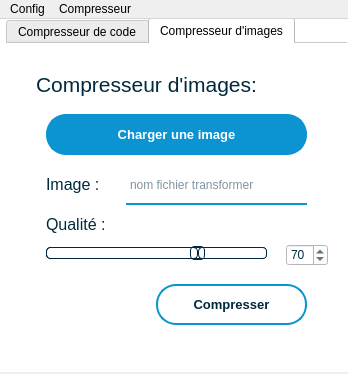
Above: Minifier/mainwindow.ui from Minifier/Minifier before the change. Below: the same form after it.
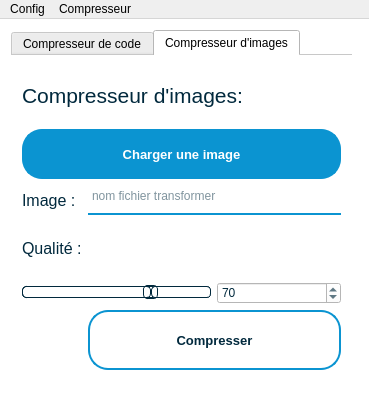
That is the form after the change. The open tabs and pages were chosen to show the change. Icons and pictures are not drawn.

```diff
--- a/Minifier/mainwindow.ui
+++ b/Minifier/mainwindow.ui
@@ -6,20 +6,20 @@
    <rect>
     <x>0</x>
     <y>0</y>
-    <width>348</width>
-    <height>374</height>
+    <width>369</width>
+    <height>403</height>
    </rect>
   </property>
   <property name="minimumSize">
    <size>
-    <width>348</width>
-    <height>374</height>
+    <width>369</width>
+    <height>403</height>
    </size>
   </property>
   <property name="maximumSize">
    <size>
-    <width>348</width>
-    <height>374</height>
+    <width>16777215</width>
+    <height>16777215</height>
    </size>
   </property>
   <property name="windowTitle">
@@ -38,8 +38,8 @@
    </property>
    <property name="maximumSize">
     <size>
-     <width>348</width>
-     <height>353</height>
+     <width>16777215</width>
+     <height>16777215</height>
     </size>
    </property>
    <property name="styleSheet">
@@ -47,15 +47,48 @@
 	background-color: #fff;
 }</string>
    </property>
+   <layout class="QGridLayout" name="gridLayout">
+    <item row="1" column="0">
+     <spacer name="verticalSpacer_3">
+      <property name="orientation">
+       <enum>Qt::Vertical</enum>
+      </property>
+      <property name="sizeHint" stdset="0">
+       <size>
+        <width>20</width>
+        <height>40</height>
+       </size>
+      </property>
+     </spacer>
+    </item>
+    <item row="0" column="1">
+     <spacer name="horizontalSpacer_2">
+      <property name="orientation">
+       <enum>Qt::Horizontal</enum>
+      </property>
+      <property name="sizeHint" stdset="0">
+       <size>
+        <width>40</width>
+        <height>20</height>
+       </size>
+      </property>
+     </spacer>
+    </item>
+    <item row="0" column="2">
+     <spacer name="horizontalSpacer">
+      <property name="orientation">
+       <enum>Qt::Horizontal</enum>
+      </property>
+      <property name="sizeHint" stdset="0">
+       <size>
+        <width>40</width>
+        <height>20</height>
+       </size>
+      </property>
+     </spacer>
+    </item>
+    <item row="0" column="0">
    <widget class="QTabWidget" name="tabWidget">
-    <property name="geometry">
-     <rect>
-      <x>6</x>
-      <y>-1</y>
-      <width>341</width>
-      <height>351</height>
-     </rect>
-    </property>
     <property name="minimumSize">
      <size>
       <width>341</width>
@@ -64,8 +97,8 @@
     </property>
     <property name="maximumSize">
      <size>
-      <width>341</width>
-      <height>351</height>
+        <width>16777215</width>
+        <height>16777215</height>
      </size>
     </property>
     <property name="font">
@@ -348,104 +381,11 @@
      <attribute name="title">
       <string>Compresseur d'images</string>
      </attribute>
-     <widget class="QLabel" name="titleImg">
-      <property name="geometry">
-       <rect>
-        <x>30</x>
-        <y>20</y>
-        <width>271</width>
-        <height>41</height>
-       </rect>
-      </property>
-      <property name="font">
-       <font>
-        <family>Meiryo UI</family>
-        <pointsize>16</pointsize>
-        <weight>50</weight>
-        <bold>false</bold>
-       </font>
-      </property>
-      <property name="styleSheet">
-       <string notr="true">QLabel{
-color:#01293d;
-}</string>
-      </property>
-      <property name="text">
-       <string>Compresseur d'images:</string>
-      </property>
-     </widget>
-     <widget class="QPushButton" name="launchImage">
-      <property name="geometry">
-       <rect>
-        <x>150</x>
-        <y>240</y>
-        <width>151</width>
-        <height>41</height>
-       </rect>
-      </property>
-      <property name="font">
-       <font>
-        <pointsize>10</pointsize>
-        <weight>75</weight>
-        <bold>true</bold>
-       </font>
-      </property>
-      <property name="styleSheet">
-       <string notr="true">QPushButton {
-border: 2px solid #0b94d1;
-border-radius:20px;
-color:#01293d;
-}
-QPushButton:hover{
-background-color: #0b94d1;
-color: white;
-}</string>
-      </property>
-      <property name="text">
-       <string>Compresser</string>
-      </property>
-     </widget>
-     <widget class="QPushButton" name="loadImg">
-      <property name="geometry">
-       <rect>
-        <x>40</x>
-        <y>70</y>
-        <width>261</width>
-        <height>41</height>
-       </rect>
-      </property>
-      <property name="font">
-       <font>
-        <pointsize>10</pointsize>
-        <weight>75</weight>
-        <bold>true</bold>
-       </font>
-      </property>
-      <property name="styleSheet">
-       <string notr="true">QPushButton {
-border: 2px solid #0b94d1;
-background-color: #0b94d1;
-border-radius:20px;
-color: white;
-}
-QPushButton:hover{
-background-color: #fff;
-color:#01293d;
-}</string>
-      </property>
-      <property name="text">
-       <string>Charger une image</string>
-      </property>
-     </widget>
+       <layout class="QGridLayout" name="gridLayout_3">
+        <item row="2" column="0">
+         <layout class="QVBoxLayout" name="verticalLayout_6" stretch="0">
+          <item>
      <widget class="QLabel" name="labelPath">
-      <property name="geometry">
-       <rect>
-        <x>40</x>
-        <y>130</y>
-        <width>61</width>
-        <height>21</height>
-       </rect>
-      </property>
       <property name="font">
        <font>
         <family>Meiryo UI</family>
@@ -461,19 +401,50 @@
        <string>Image :</string>
       </property>
      </widget>
-     <widget class="QLabel" name="labelQuality">
-      <property name="geometry">
-       <rect>
-        <x>40</x>
-        <y>170</y>
-        <width>71</width>
-        <height>21</height>
-       </rect>
-      </property>
+          </item>
+         </layout>
+        </item>
+        <item row="2" column="1" colspan="2">
+         <layout class="QVBoxLayout" name="verticalLayout_10" stretch="0">
+          <property name="sizeConstraint">
+           <enum>QLayout::SetMinAndMaxSize</enum>
+          </property>
+          <item>
+           <widget class="QTextEdit" name="fileName">
+            <property name="maximumSize">
+             <size>
+              <width>16777215</width>
+              <height>30</height>
+             </size>
+            </property>
+            <property name="styleSheet">
+             <string notr="true">QTextEdit{
+background-color:#fff;
+border:0 solid #0b94d1;
+border-bottom: 2px solid #0b94d1;
+}</string>
+            </property>
+            <property name="verticalScrollBarPolicy">
+             <enum>Qt::ScrollBarAlwaysOff</enum>
+            </property>
+            <property name="horizontalScrollBarPolicy">
+             <enum>Qt::ScrollBarAlwaysOff</enum>
+            </property>
+            <property name="placeholderText">
+             <string>nom fichier transformer</string>
+            </property>
+           </widget>
+          </item>
+         </layout>
+        </item>
+        <item row="0" column="0" colspan="3">
+         <widget class="QLabel" name="titleImg">
       <property name="font">
        <font>
         <family>Meiryo UI</family>
-        <pointsize>12</pointsize>
+            <pointsize>16</pointsize>
+            <weight>50</weight>
+            <bold>false</bold>
        </font>
       </property>
       <property name="styleSheet">
@@ -482,18 +453,12 @@
 }</string>
       </property>
       <property name="text">
-       <string>Qualité :</string>
-      </property>
-     </widget>
+           <string>Compresseur d'images:</string>
+          </property>
+         </widget>
+        </item>
+        <item row="4" column="0" colspan="2">
      <widget class="QSlider" name="qualitySlider">
-      <property name="geometry">
-       <rect>
-        <x>40</x>
-        <y>200</y>
-        <width>221</width>
-        <height>19</height>
-       </rect>
-      </property>
       <property name="styleSheet">
        <string notr="true">QSlider::groove:horizontal {
 border: 1px solid #01293d;
@@ -562,41 +527,41 @@
        <enum>Qt::Horizontal</enum>
       </property>
      </widget>
-     <widget class="QTextEdit" name="fileName">
-      <property name="geometry">
-       <rect>
-        <x>120</x>
-        <y>130</y>
-        <width>181</width>
-        <height>31</height>
-       </rect>
+        </item>
+        <item row="1" column="0" colspan="3">
+         <widget class="QPushButton" name="loadImg">
+          <property name="minimumSize">
+           <size>
+            <width>50</width>
+            <height>50</height>
+           </size>
+          </property>
+          <property name="font">
+           <font>
+            <pointsize>10</pointsize>
+            <weight>75</weight>
+            <bold>true</bold>
+           </font>
       </property>
       <property name="styleSheet">
-       <string notr="true">QTextEdit{
-background-color:#fff;
-border:0 solid #0b94d1;
-border-bottom: 2px solid #0b94d1;
+           <string notr="true">QPushButton {
+border: 2px solid #0b94d1;
+background-color: #0b94d1;
+border-radius:20px;
+color: white;
+}
+QPushButton:hover{
+background-color: #fff;
+color:#01293d;
 }</string>
       </property>
-      <property name="verticalScrollBarPolicy">
-       <enum>Qt::ScrollBarAlwaysOff</enum>
-      </property>
-      <property name="horizontalScrollBarPolicy">
-       <enum>Qt::ScrollBarAlwaysOff</enum>
-      </property>
-      <property name="placeholderText">
-       <string>nom fichier transformer</string>
-      </property>
-     </widget>
+          <property name="text">
+           <string>Charger une image</string>
+          </property>
+         </widget>
+        </item>
+        <item row="4" column="2">
      <widget class="QSpinBox" name="qualtiySpinBox">
-      <property name="geometry">
-       <rect>
-        <x>280</x>
-        <y>200</y>
-        <width>42</width>
-        <height>22</height>
-       </rect>
-      </property>
       <property name="maximum">
        <number>100</number>
       </property>
@@ -604,15 +569,87 @@
        <number>70</number>
       </property>
      </widget>
-    </widget>
-   </widget>
+        </item>
+        <item row="5" column="1" colspan="2">
+         <widget class="QPushButton" name="launchImage">
+          <property name="minimumSize">
+           <size>
+            <width>60</width>
+            <height>60</height>
+           </size>
+          </property>
+          <property name="maximumSize">
+           <size>
+            <width>16777215</width>
+            <height>60</height>
+           </size>
+          </property>
+          <property name="font">
+           <font>
+            <pointsize>10</pointsize>
+            <weight>75</weight>
+            <bold>true</bold>
+           </font>
+          </property>
+          <property name="styleSheet">
+           <string notr="true">QPushButton {
+border: 2px solid #0b94d1;
+border-radius:20px;
+color:#01293d;
+}
+QPushButton:hover{
+background-color: #0b94d1;
+color: white;
+}</string>
+          </property>
+          <property name="text">
+           <string>Compresser</string>
+          </property>
+         </widget>
+        </item>
+        <item row="3" column="0">
+         <widget class="QLabel" name="labelQuality">
+          <property name="font">
+           <font>
+            <family>Meiryo UI</family>
+            <pointsize>12</pointsize>
+           </font>
+          </property>
+          <property name="styleSheet">
+           <string notr="true">QLabel{
+color:#01293d;
+}</string>
+          </property>
+          <property name="text">
+           <string>Qualité :</string>
+          </property>
+         </widget>
+        </item>
+       </layout>
+      </widget>
+     </widget>
+    </item>
+    <item row="2" column="0">
+     <spacer name="verticalSpacer_4">
+      <property name="orientation">
+       <enum>Qt::Vertical</enum>
+      </property>
+      <property name="sizeHint" stdset="0">
+       <size>
+        <width>20</width>
+        <height>40</height>
+       </size>
+      </property>
+     </spacer>
+    </item>
+   </layout>
   </widget>
   <widget class="QMenuBar" name="menuBar">
    <property name="geometry">
     <rect>
      <x>0</x>
      <y>0</y>
-     <width>348</width>
+     <width>369</width>
      <height>26</height>
     </rect>
    </property>
```
Left out of the diff: 266 changed lines with no effect on the pictures. Lines whose indentation alone changed are shown as unchanged.
